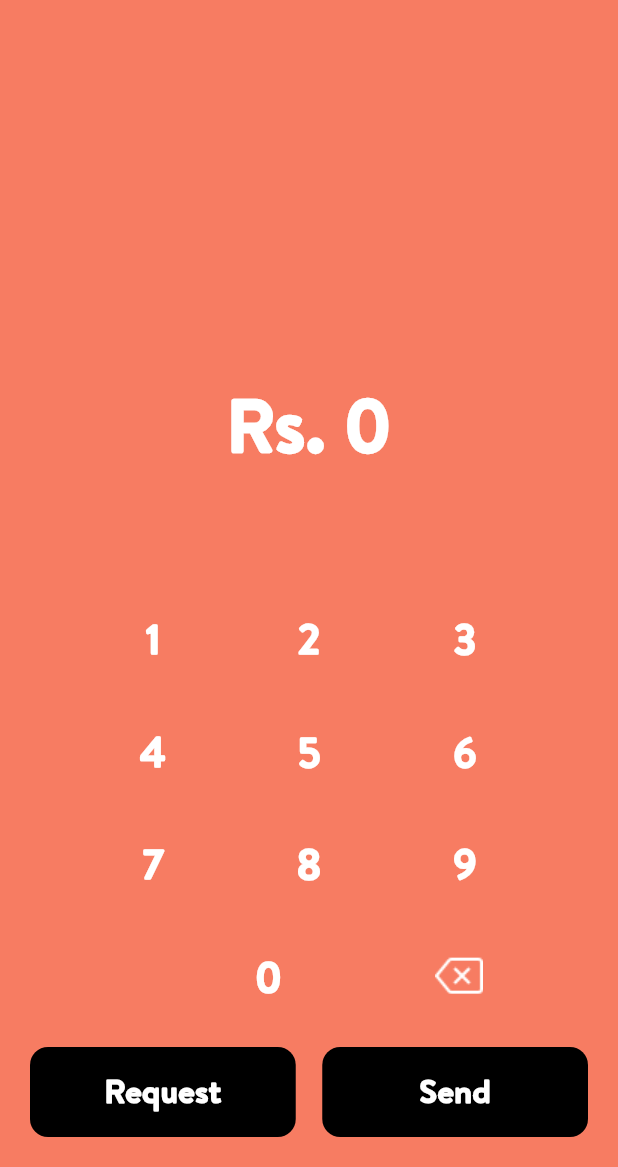
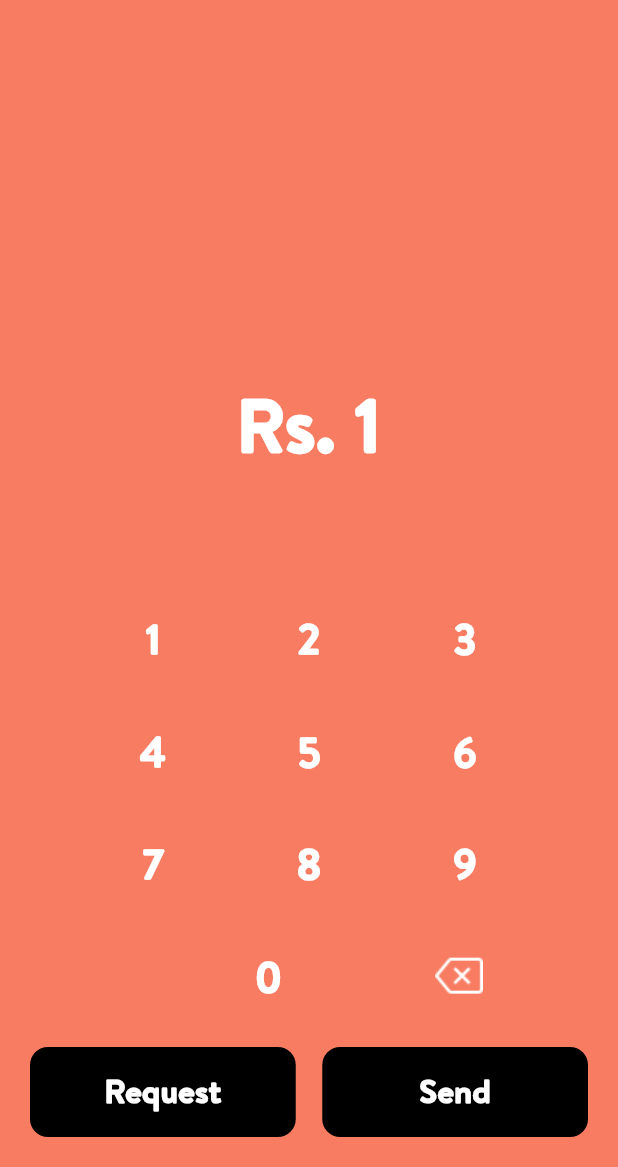
Before and after one commit to Suhaibusman/Sadapay-Clone, a Flutter app: the SendMoney screen opened directly, after a tap on an icon or button, on a phone screen of 412 x 824 dp, the part 69-1236 px from its top. Run offline on Flutter 3.47's test engine with Material 2 defaults, Android fonts, the phone set to English and light mode, and no system bars.

Commit message:
sadapay clone

```diff
--- a/lib/screens/payment/mobiletopup/mobiletopup.dart
+++ b/lib/screens/payment/mobiletopup/mobiletopup.dart
@@ -11,16 +11,16 @@ class MobileTopUp extends StatefulWidget {
 }
 
 class _MobileTopUpState extends State<MobileTopUp> {
-  List<BalancePart> balance = [];
+   List<BalancePart> balance = [];
   void _getBalancePart() {
     setState(() {
-      balance = BalancePart.getBalancePart();
+     balance= BalancePart.getBalancePart();
     });
   }
 
   @override
   Widget build(BuildContext context) {
-    _getBalancePart();
+     _getBalancePart();
     return Scaffold(
       // backgroundColor: Colors.white,
       body: SafeArea(
--- a/lib/screens/payment/mobiletopup/widget/enteramount.dart
+++ b/lib/screens/payment/mobiletopup/widget/enteramount.dart
@@ -86,6 +86,7 @@ titleselector(){
 
       }
       else{
+
         return const Text('Top-Up Successful');
 
       }
@@ -223,6 +224,7 @@ titleselector(){
                           actions: [
                             TextButton(
                               onPressed: () {
+                                 balance.add(BalancePart(image: widget.networkImageAsset, phonenumber: widget.phoneNumber));
                                 Navigator.of(context).pop();
                               },
                               child: const Text('OK'),
--- a/lib/screens/personal/widgets/topcontainer/widgets/sendmoney/sendmoney.dart
+++ b/lib/screens/personal/widgets/topcontainer/widgets/sendmoney/sendmoney.dart
@@ -12,6 +12,28 @@ class SendMoney extends StatefulWidget {
 }
 
 class _SendMoneyState extends State<SendMoney> {
+   String sendMoney = "";
+
+ int maxAmount = 200000; // Maximum allowed amount
+
+void addToAmount(String digit) {
+  setState(() {
+    if (digit == "delete") {
+      if (sendMoney.isNotEmpty) {
+        sendMoney = sendMoney.substring(0, sendMoney.length - 1);
+      }
+    } else if (sendMoney.length < 6) { // Limit to 6 digits
+      // Convert sendMoney to an integer and add the new digit
+      int newAmount = int.tryParse(sendMoney + digit) ?? 0;
+      // Check if the new amount exceeds the maximum
+      if (newAmount <= maxAmount) {
+        sendMoney += digit;
+      }
+    }
+  });
+}
+
+
   @override
   Widget build(BuildContext context) {
     return Scaffold(
@@ -55,8 +77,13 @@ class _SendMoneyState extends State<SendMoney> {
         child: Column(
           mainAxisAlignment: MainAxisAlignment.end,
           children: [
-            const Center(
-              child: Text("Rs. 0",  style: TextStyle(
+             Center(
+              child: sendMoney.isEmpty? const Text("Rs. 0",  style: TextStyle(
+                    fontFamily: "Brandon",
+                   color: Colors.white,
+                    fontSize: 50,
+                    fontWeight: FontWeight.bold
+                  ),): Text("Rs. $sendMoney",  style: const TextStyle(
                     fontFamily: "Brandon",
                    color: Colors.white,
                     fontSize: 50,
@@ -69,19 +96,19 @@ class _SendMoneyState extends State<SendMoney> {
               child: Row(
                 mainAxisAlignment: MainAxisAlignment.spaceBetween,
                 children: [
-                  TextButton(onPressed: (){}, child: const Text("1",  style: TextStyle(
+                  TextButton(onPressed: (){ addToAmount(1.toString());}, child: const Text("1",  style: TextStyle(
                       fontFamily: "Brandon",
                      color: Colors.white,
                       fontSize: 28,
                       fontWeight: FontWeight.bold
                     ),)),
-                    TextButton(onPressed: (){}, child: const Text("2",  style: TextStyle(
+                    TextButton(onPressed: (){ addToAmount(2.toString());}, child: const Text("2",  style: TextStyle(
                       fontFamily: "Brandon",
                      color: Colors.white,
                       fontSize: 28,
                       fontWeight: FontWeight.bold
                     ),)),
-                    TextButton(onPressed: (){}, child: const Text("3",  style: TextStyle(
+                    TextButton(onPressed: (){ addToAmount(3.toString());}, child: const Text("3",  style: TextStyle(
                       fontFamily: "Brandon",
                      color: Colors.white,
                       fontSize: 28,
@@ -95,19 +122,25 @@ class _SendMoneyState extends State<SendMoney> {
               child: Row(
                 mainAxisAlignment: MainAxisAlignment.spaceBetween,
                 children: [
-                  TextButton(onPressed: (){}, child: const Text("4",  style: TextStyle(
+                  TextButton(onPressed: (){
+                     addToAmount(4.toString());
+                  }, child: const Text("4",  style: TextStyle(
                       fontFamily: "Brandon",
                      color: Colors.white,
                       fontSize: 28,
                       fontWeight: FontWeight.bold
                     ),)),
-                    TextButton(onPressed: (){}, child: const Text("5",  style: TextStyle(
+                    TextButton(onPressed: (){
+                       addToAmount(5.toString());
+                    }, child: const Text("5",  style: TextStyle(
                       fontFamily: "Brandon",
                      color: Colors.white,
                       fontSize: 28,
                       fontWeight: FontWeight.bold
                     ),)),
-                    TextButton(onPressed: (){}, child: const Text("6",  style: TextStyle(
+                    TextButton(onPressed: (){
+                       addToAmount(6.toString());
+                    }, child: const Text("6",  style: TextStyle(
                       fontFamily: "Brandon",
                      color: Colors.white,
                       fontSize: 28,
@@ -121,19 +154,25 @@ class _SendMoneyState extends State<SendMoney> {
               child: Row(
                 mainAxisAlignment: MainAxisAlignment.spaceBetween,
                 children: [
-                  TextButton(onPressed: (){}, child: const Text("7",  style: TextStyle(
+                  TextButton(onPressed: (){
+                     addToAmount(7.toString());
+                  }, child: const Text("7",  style: TextStyle(
                       fontFamily: "Brandon",
                      color: Colors.white,
                       fontSize: 28,
                       fontWeight: FontWeight.bold
                     ),)),
-                    TextButton(onPressed: (){}, child: const Text("8",  style: TextStyle(
+                    TextButton(onPressed: (){
+                       addToAmount(8.toString());
+                    }, child: const Text("8",  style: TextStyle(
                       fontFamily: "Brandon",
                      color: Colors.white,
                       fontSize: 28,
                       fontWeight: FontWeight.bold
                     ),)),
-                    TextButton(onPressed: (){}, child: const Text("9",  style: TextStyle(
+                    TextButton(onPressed: (){
+                       addToAmount(9.toString());
+                    }, child: const Text("9",  style: TextStyle(
                       fontFamily: "Brandon",
                      color: Colors.white,
                       fontSize: 28,
@@ -150,7 +189,9 @@ class _SendMoneyState extends State<SendMoney> {
 
                     Padding(
                       padding: const EdgeInsets.only(left:77),
-                      child: TextButton(onPressed: (){}, child: const Text("0",  style: TextStyle(
+                      child: TextButton(onPressed: (){
+                         addToAmount(0.toString());
+                      }, child: const Text("0",  style: TextStyle(
                         fontFamily: "Brandon",
                        color: Colors.white,
                         fontSize: 28,
@@ -159,7 +200,7 @@ class _SendMoneyState extends State<SendMoney> {
                     ),
 
                 InkWell(
-                  onTap: (){},
+                  onTap: (){addToAmount("delete");},
                   child: Image.asset("assets/images/delete.png"))
                 ],
               ),
```
